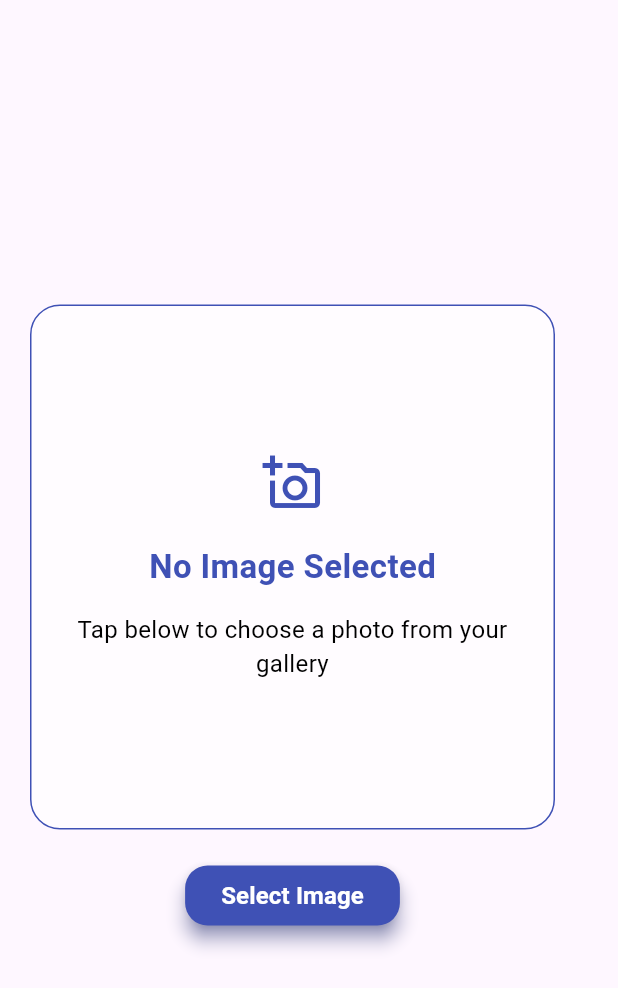
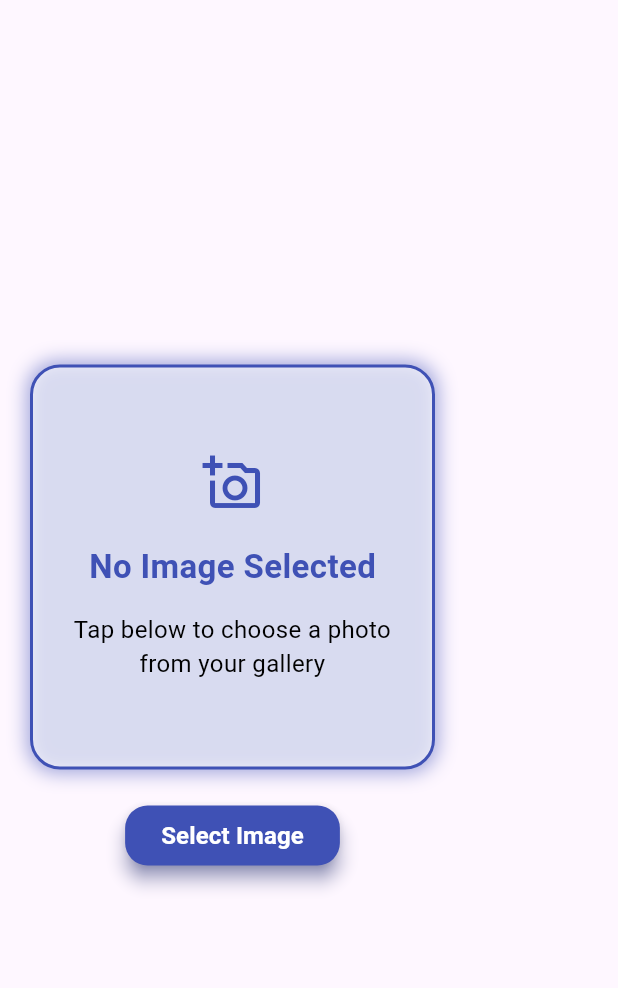
Before and after one commit to NourAlHoudaRifaieh/timed_app, a Flutter app: the GalleryScreen widget shown alone on an empty page, opened directly, after a tap on "Select Image", on a phone screen of 412 x 824 dp. Shown: the top 988 px of the screen. Run offline on Flutter 3.47's test engine with Material 3 defaults, Android fonts, the phone set to English and light mode, and no system bars; our stand-ins replace image_picker, lottie, shared_preferences; accounts and stored records are empty.

Commit message:
Updated the background of the appbar,and added the imagePicker from gallery in the gallery screen

```diff
--- a/lib/main.dart
+++ b/lib/main.dart
@@ -16,6 +16,11 @@ class MyApp extends StatelessWidget {
       title: 'Timed Application',
       debugShowCheckedModeBanner: false,
       home: SplashScreen(),
+      theme: ThemeData(
+        appBarTheme: AppBarTheme(
+          backgroundColor: Colors.white,
+        ),
+      ),
     );
   }
 }
--- a/lib/screens/gallery_screen.dart
+++ b/lib/screens/gallery_screen.dart
@@ -1,4 +1,7 @@
+import 'dart:io';
+
 import 'package:flutter/material.dart';
+import 'package:image_picker/image_picker.dart';
 import 'package:timed_app/widgets/custom_elevated_button.dart';
 
 class GalleryScreen extends StatefulWidget{
@@ -9,9 +12,25 @@ class GalleryScreen extends StatefulWidget{
     // TODO: implement createState
     return GalleryScreenState();
   }
-
 }
 class GalleryScreenState extends State<GalleryScreen>{
+
+  File? selectedImage;
+
+  Future<void> pickImageFromGallery() async{
+    final picker = ImagePicker();
+    final XFile? image = await picker.pickImage(
+      source: ImageSource.gallery,
+      imageQuality: 80,
+    );
+
+    if (image != null) {
+      setState(() {
+        selectedImage = File(image.path);
+      });
+    }
+  }
+
   @override
   Widget build(BuildContext context) {
     // TODO: implement build
@@ -21,19 +40,36 @@ class GalleryScreenState extends State<GalleryScreen>{
           crossAxisAlignment: CrossAxisAlignment.center,
           mainAxisAlignment: MainAxisAlignment.center,
           children: [
-            Container(
-              width: 350,
-              height:350,
-              padding: EdgeInsets.all(15),
+            GestureDetector(
+              onTap: pickImageFromGallery,
+              child: Container(
+                clipBehavior: Clip.none,
+                width: 270,
+                height:270,
+                padding: selectedImage == null ? EdgeInsets.all(15): EdgeInsets.zero,
                 decoration: BoxDecoration(
                   color: Colors.white60,
                   border: Border.all(
                     color: Colors.indigo.shade500,
-                  width:1,
+                    width:2,
                   ),
+                  boxShadow: [
+                    BoxShadow(
+                      color: Colors.indigo.withOpacity(0.5),
+                      blurRadius: 10,
+                      spreadRadius: 2,
+                    ),
+                  ],
                   borderRadius: BorderRadius.circular(20),
+                  image: selectedImage != null
+                      ? DecorationImage(
+                    image: FileImage(selectedImage!),
+                    fit: BoxFit.cover,
+                  )
+                      : null,
                 ),
-              child: Column(
+                child: selectedImage == null
+                    ?  Column(
                   crossAxisAlignment: CrossAxisAlignment.center,
                   mainAxisAlignment: MainAxisAlignment.center,
                   children: [
@@ -43,12 +79,14 @@ class GalleryScreenState extends State<GalleryScreen>{
                     SizedBox(height:15),
                     Text('Tap below to choose a photo from your gallery', textAlign: TextAlign.center, style: TextStyle(fontSize:16, color: Colors.black)),
                   ],
+                )
+                    : null,
               ),
             ),
             SizedBox(height:20),
             CustomElevatedButton(
                 text: 'Select Image',
-                onPressed: (){}
+                onPressed: pickImageFromGallery
             ),
           ],
         ),
```
Lines whose indentation alone changed are shown as unchanged.
